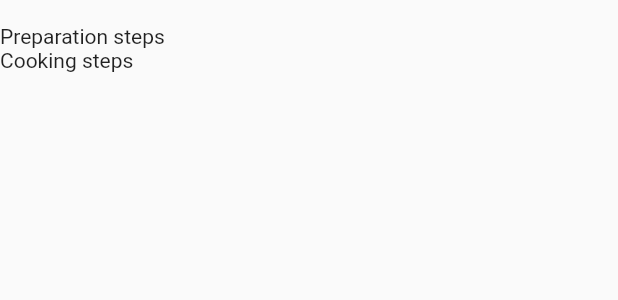
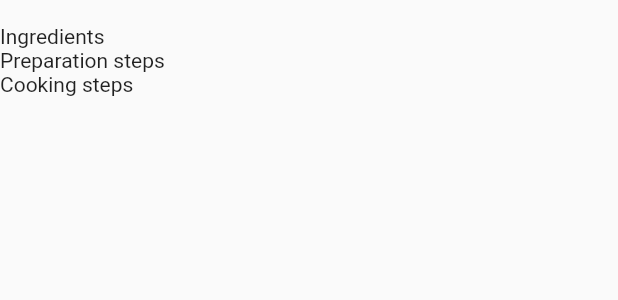
Before and after one commit to domesticmouse/sydney-flutter-jam, a Flutter app: the RecipeWidget widget shown alone on an empty page, opened directly with empty values, on a phone screen of 412 x 824 dp. Shown: the top 300 px of the screen. Run offline on Flutter 3.47's test engine with Material 2 defaults, Android fonts, the phone set to English and light mode, and no system bars; our stand-ins replace transparent_image; generated files the repository leaves out were written again; network calls fail.

```diff
--- a/week3/week_3_step_n/lib/recipe_api/api.dart
+++ b/week3/week_3_step_n/lib/recipe_api/api.dart
@@ -25,8 +25,8 @@ import 'package:flutter/material.dart';
 // Tl;dr:
 // $ flutter packages pub run build_runner build
 
-part './api.g.dart';
-part './widgets.dart';
+part 'api.g.dart';
+part 'widgets.dart';
 
 class FlutterRecipeApi {
   static const String _baseUrl =
@@ -122,15 +122,13 @@ class Recipe {
 class Ingredient {
   const Ingredient({
     this.quantity,
-    this.measure,
     this.ingredient,
   });
 
   factory Ingredient.fromJson(Map<String, dynamic> json) =>
       _$IngredientFromJson(json);
 
-  final int quantity;
-  final String measure;
+  final String quantity;
   final String ingredient;
 
   Map<String, dynamic> toJson() => _$IngredientToJson(this);
--- a/week3/week_3_step_n/lib/recipe_api/widgets.dart
+++ b/week3/week_3_step_n/lib/recipe_api/widgets.dart
@@ -62,6 +62,7 @@ class RecipeWidget extends StatelessWidget {
   Widget build(BuildContext context) => ListView(
         children: <Widget>[
           Text(recipe.shortDescription),
+          const Text('Ingredients'),
           Column(
             children: recipe.ingredients
                 .map((ingredient) => IngredientListTile(ingredient))
@@ -69,12 +70,15 @@ class RecipeWidget extends StatelessWidget {
           ),
           const Text('Preparation steps'),
           Column(
-            children:
-                recipe.preparation.map((step) => StepListTile(step)).toList(),
+            children: recipe.preparation
+                .map((step) => ListTile(title: Text(step.step)))
+                .toList(),
           ),
           const Text('Cooking steps'),
           Column(
-            children: recipe.cooking.map((step) => StepListTile(step)).toList(),
+            children: recipe.cooking
+                .map((step) => ListTile(title: Text(step.step)))
+                .toList(),
           ),
         ],
       );
@@ -85,17 +89,12 @@ class IngredientListTile extends StatelessWidget {
   final Ingredient ingredient;
   @override
   Widget build(BuildContext context) => ListTile(
-        title: Text(
-          '${ingredient.quantity} ${ingredient.measure} ${ingredient.ingredient}',
+        title: Row(
+          children: [
+            Text(ingredient.quantity),
+            const SizedBox(width: 4),
+            Text(ingredient.ingredient),
+          ],
         ),
       );
 }
-
-class StepListTile extends StatelessWidget {
-  const StepListTile(this.step);
-  final Step step;
-  @override
-  Widget build(BuildContext context) => ListTile(
-        title: Text(step.step),
-      );
-}
```
Also changed, not shown: week3/week_3_step_n/lib/recipe_api/api.g.dart, 2 other files.
